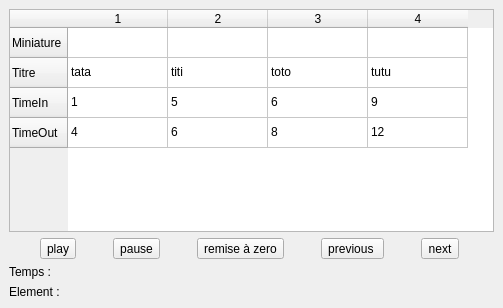
The window that src/tweedy/gui/timesheet/TimeSheet.ui (stopmotionimac/tweedy) describes before a commit, drawn with Qt 5.
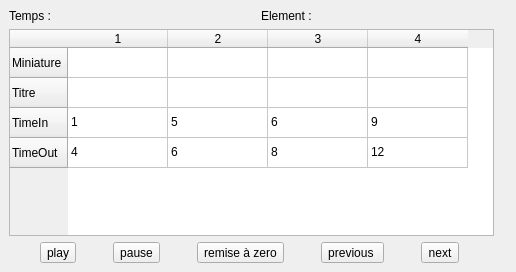
The same window after the commit. Icons and pictures are not drawn.

Commit message: timesheet avec images

The edit to the form file:
```diff
--- a/src/tweedy/gui/timesheet/TimeSheet.ui
+++ b/src/tweedy/gui/timesheet/TimeSheet.ui
@@ -6,17 +6,61 @@
    <rect>
     <x>0</x>
     <y>0</y>
-    <width>503</width>
-    <height>308</height>
+    <width>516</width>
+    <height>272</height>
    </rect>
   </property>
   <property name="windowTitle">
    <string>DockWidget</string>
   </property>
-  <widget class="QWidget" name="Timesheet">
+  <widget class="QWidget" name="dockWidgetContents">
+   <layout class="QHBoxLayout" name="horizontalLayout_7">
+    <item>
+     <layout class="QVBoxLayout" name="verticalLayout_4">
+      <item>
+       <layout class="QHBoxLayout" name="horizontalLayout_6">
+        <item>
    <layout class="QHBoxLayout" name="horizontalLayout_4">
     <item>
-     <layout class="QVBoxLayout" name="verticalLayout">
+           <widget class="QLabel" name="labelTemps">
+            <property name="text">
+             <string>Temps :</string>
+            </property>
+           </widget>
+          </item>
+          <item>
+           <widget class="QLabel" name="temps">
+            <property name="text">
+             <string/>
+            </property>
+           </widget>
+          </item>
+         </layout>
+        </item>
+        <item>
+         <layout class="QHBoxLayout" name="horizontalLayout_3">
+          <item>
+           <widget class="QLabel" name="labelElement">
+            <property name="text">
+             <string>Element : </string>
+            </property>
+           </widget>
+          </item>
+          <item>
+           <widget class="QLabel" name="element">
+            <property name="text">
+             <string/>
+            </property>
+           </widget>
+          </item>
+         </layout>
+        </item>
+       </layout>
+      </item>
+      <item>
+       <layout class="QHBoxLayout" name="horizontalLayout_5">
+        <item>
+         <layout class="QVBoxLayout" name="verticalLayout_3">
       <item>
        <widget class="QTableWidget" name="maTable">
         <row>
@@ -73,25 +117,38 @@
          <property name="text">
           <string/>
          </property>
+             <property name="icon">
+              <iconset>
+               <normaloff>../../../../img/tweedy2.jpg</normaloff>../../../../img/tweedy2.jpg</iconset>
+             </property>
+            </item>
+            <item row="0" column="3">
+             <property name="text">
+              <string/>
+             </property>
+             <property name="icon">
+              <iconset>
+               <normaloff>../../../../img/tweedy3.jpg</normaloff>../../../../img/tweedy3.jpg</iconset>
+             </property>
         </item>
         <item row="1" column="0">
          <property name="text">
-          <string>tata</string>
+              <string/>
          </property>
         </item>
         <item row="1" column="1">
          <property name="text">
-          <string>titi</string>
+              <string/>
          </property>
         </item>
         <item row="1" column="2">
          <property name="text">
-          <string>toto</string>
+              <string/>
          </property>
         </item>
         <item row="1" column="3">
          <property name="text">
-          <string>tutu</string>
+              <string/>
          </property>
         </item>
         <item row="2" column="0">
@@ -175,37 +232,22 @@
         </item>
        </layout>
       </item>
-      <item>
-       <layout class="QVBoxLayout" name="verticalLayout_2">
-        <item>
-         <layout class="QHBoxLayout" name="horizontalLayout_2">
-          <item>
-           <widget class="QLabel" name="labelTemps">
-            <property name="text">
-             <string>Temps :</string>
-            </property>
-           </widget>
-          </item>
-          <item>
-           <widget class="QLabel" name="temps">
-            <property name="text">
-             <string/>
-            </property>
-           </widget>
-          </item>
          </layout>
         </item>
         <item>
-         <layout class="QHBoxLayout" name="horizontalLayout_3">
-          <item>
-           <widget class="QLabel" name="labelElement">
-            <property name="text">
-             <string>Element : </string>
-            </property>
-           </widget>
-          </item>
-          <item>
-           <widget class="QLabel" name="element">
+         <widget class="QLabel" name="image">
+          <property name="sizeIncrement">
+           <size>
+            <width>0</width>
+            <height>0</height>
+           </size>
+          </property>
+          <property name="baseSize">
+           <size>
+            <width>0</width>
+            <height>0</height>
+           </size>
+          </property>
             <property name="text">
              <string/>
             </property>
@@ -216,8 +258,7 @@
        </layout>
       </item>
      </layout>
-    </item>
-   </layout>
+   <zorder></zorder>
   </widget>
  </widget>
  <resources/>
```
Left out of the diff: 8 changed lines with no effect on the pictures. Lines whose indentation alone changed are shown as unchanged. The commit also changes 8 other files.
